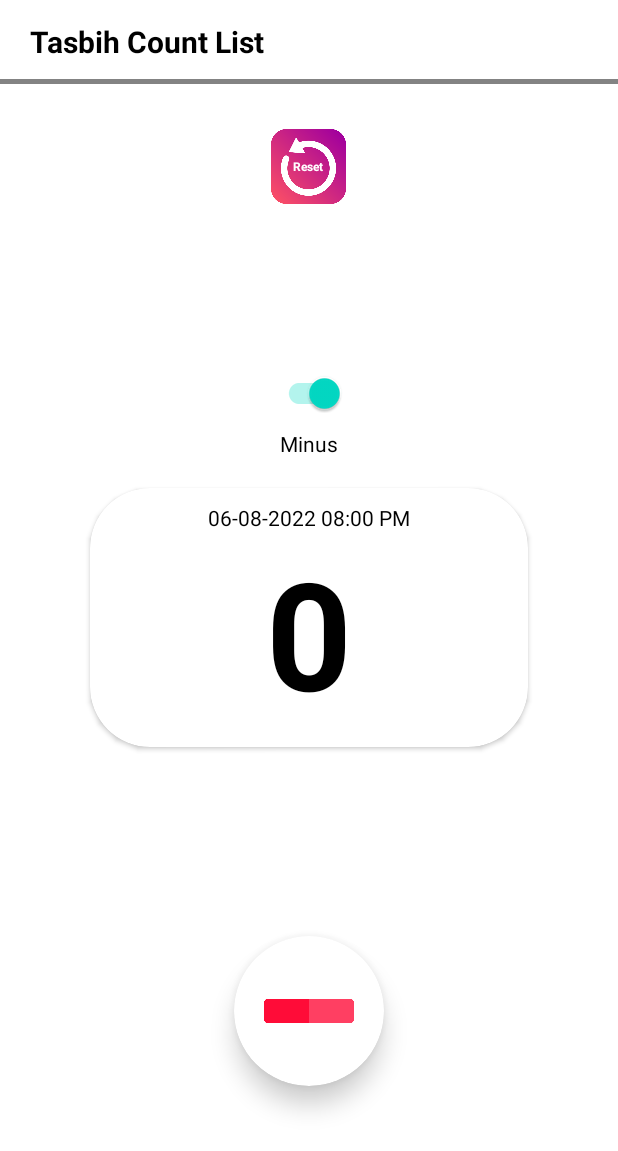
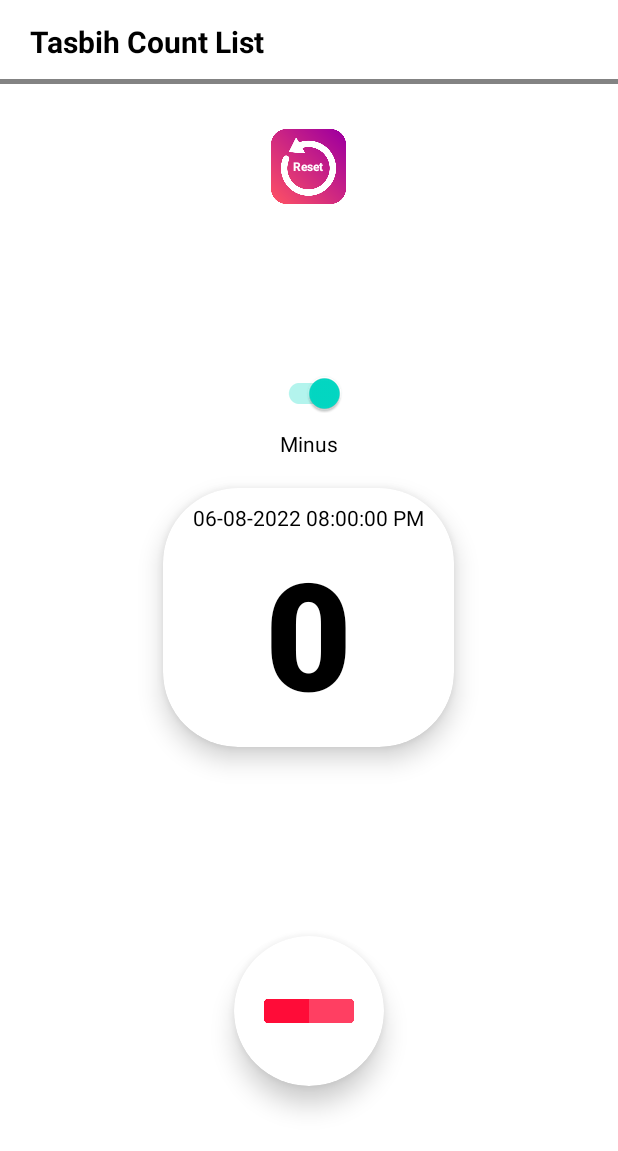
Before and after one commit to rjfahad44/TasbihCounter, an Android app: the CounterActivity screen opened directly, with no data from a screen before it, on a phone screen of 412 x 824 dp. Shown: the top 1151 px of the screen. Run offline under Robolectric (Android 15) with nearby library versions, the phone set to English and light mode, and no system bars; our stand-ins replace Room's generated code; 6 statements that could not run were skipped.

Commit message:
update (27/10/2022)

```diff
--- a/app/src/main/java/com/example/tasbihcounter/CounterActivity.kt
+++ b/app/src/main/java/com/example/tasbihcounter/CounterActivity.kt
@@ -3,6 +3,7 @@ package com.example.tasbihcounter
 import android.annotation.SuppressLint
 import androidx.appcompat.app.AppCompatActivity
 import android.os.Bundle
+import android.text.TextUtils
 import android.util.Log
 import android.widget.Toast
 import androidx.lifecycle.lifecycleScope
@@ -32,6 +33,10 @@ class CounterActivity : AppCompatActivity() {
             itemDao.searchDataById(id).observe(this@CounterActivity) { itemModel ->
                 binding.apply {
                     title.text = itemModel.tasbihTitle
+                    title.setSingleLine()
+                    title.ellipsize = TextUtils.TruncateAt.MARQUEE
+                    title.marqueeRepeatLimit = -1
+                    title.isSelected = true
                     counterTv.text = itemModel.tasbihCount.toString()
                     dateTimeTv.text = itemModel.dateTime
                     switchBtn.isChecked = itemModel.isState
--- a/app/src/main/java/com/example/tasbihcounter/ItemDao.kt
+++ b/app/src/main/java/com/example/tasbihcounter/ItemDao.kt
@@ -5,7 +5,7 @@ import androidx.room.*
 
 @Dao
 interface ItemDao {
-    @Insert(onConflict = OnConflictStrategy.IGNORE)
+    @Insert(onConflict = OnConflictStrategy.REPLACE)
     suspend fun insert(itemModel: ItemModel)
 
     @Update
--- a/app/src/main/res/layout/activity_counter.xml
+++ b/app/src/main/res/layout/activity_counter.xml
@@ -50,7 +50,8 @@
             android:layout_width="50dp"
             android:layout_height="50dp"
             android:layout_centerHorizontal="true"
-            android:src="@drawable/restart" />
+            android:src="@drawable/restart"
+            />
 
         <TextView
             android:id="@+id/resetCounterTv"
@@ -87,17 +88,17 @@
 
     <androidx.cardview.widget.CardView
         android:id="@+id/displayCv"
-        android:layout_width="match_parent"
+        android:layout_width="wrap_content"
         android:layout_height="wrap_content"
         android:layout_centerInParent="true"
         android:layout_marginStart="60dp"
         android:layout_marginEnd="60dp"
-        app:cardCornerRadius="40dp"
-        app:cardElevation="2dp"
-        app:cardMaxElevation="2dp">
+        app:cardCornerRadius="50dp"
+        app:cardElevation="5dp"
+        android:translationZ="5dp">
 
         <RelativeLayout
-            android:layout_width="match_parent"
+            android:layout_width="wrap_content"
             android:layout_height="wrap_content"
             android:layout_marginStart="10dp"
             android:layout_marginTop="10dp"
@@ -110,7 +111,8 @@
                 android:layout_height="wrap_content"
                 android:layout_alignParentTop="true"
                 android:layout_centerHorizontal="true"
-                android:text="06-08-2022 08:00 PM"
+                android:text="06-08-2022 08:00:00 PM"
+                android:paddingHorizontal="10dp"
                 android:theme="@style/Theme.TasbihCounter" />
 
             <TextView
@@ -119,11 +121,10 @@
                 android:layout_height="wrap_content"
                 android:layout_below="@+id/dateTimeTv"
                 android:layout_centerHorizontal="true"
-                android:ellipsize="end"
-                android:maxLines="1"
                 android:text="0"
                 android:textSize="100dp"
                 android:textStyle="bold"
+                android:fontFamily="sans-serif-black"
                 android:theme="@style/Theme.TasbihCounter" />
 
 
--- a/app/src/main/res/values-night/strings.xml
+++ b/app/src/main/res/values-night/strings.xml
@@ -2,4 +2,5 @@
 <resources>
     <string name="tasbih_count_list">Tasbih Count List</string>
     <string name="no_tasbih_yet_nplease_add_new_tasbih_nby_pressing_the_plus_button">No Tasbih Yet!\n\nPlease add new tasbih\nby pressing the plus button.</string>
+    <string name="total_counts">Total counts :</string>
 </resources>
--- a/app/src/main/res/values/colors.xml
+++ b/app/src/main/res/values/colors.xml
@@ -15,5 +15,6 @@
     <color name="red">#FF0057</color>
     <color name="orange">#FF5722</color>
     <color name="gray">#B65739</color>
+    <color name="ash">#DFDFDF</color>
 
 </resources>
--- a/app/src/main/res/values/strings.xml
+++ b/app/src/main/res/values/strings.xml
@@ -2,4 +2,5 @@
     <string name="app_name">Tasbih Counter</string>
     <string name="tasbih_count_list">Tasbih Count List</string>
     <string name="no_tasbih_yet_nplease_add_new_tasbih_nby_pressing_the_plus_button">No Tasbih Yet!\n\nPlease add new tasbih\nby pressing the plus button.</string>
+    <string name="total_counts">Total counts :</string>
 </resources>
```
Also changed, not shown: app/build.gradle (+5 -5 lines), app/src/main/res/layout/rv_item_view.xml (+17 -5 lines), 1 other file.
